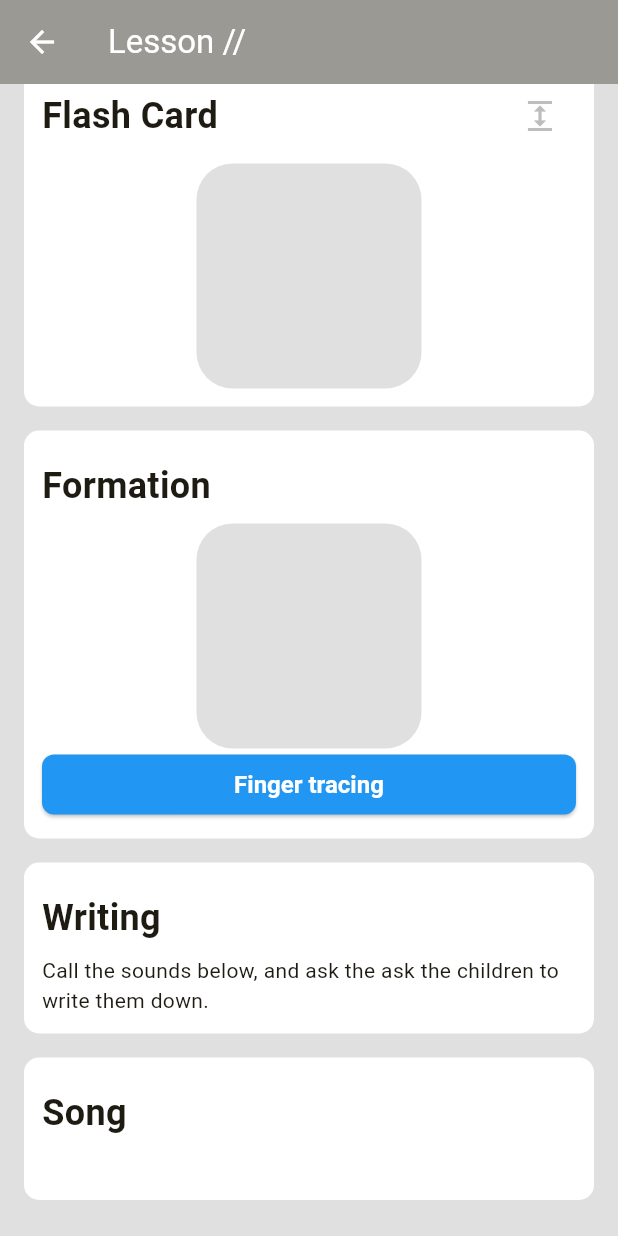
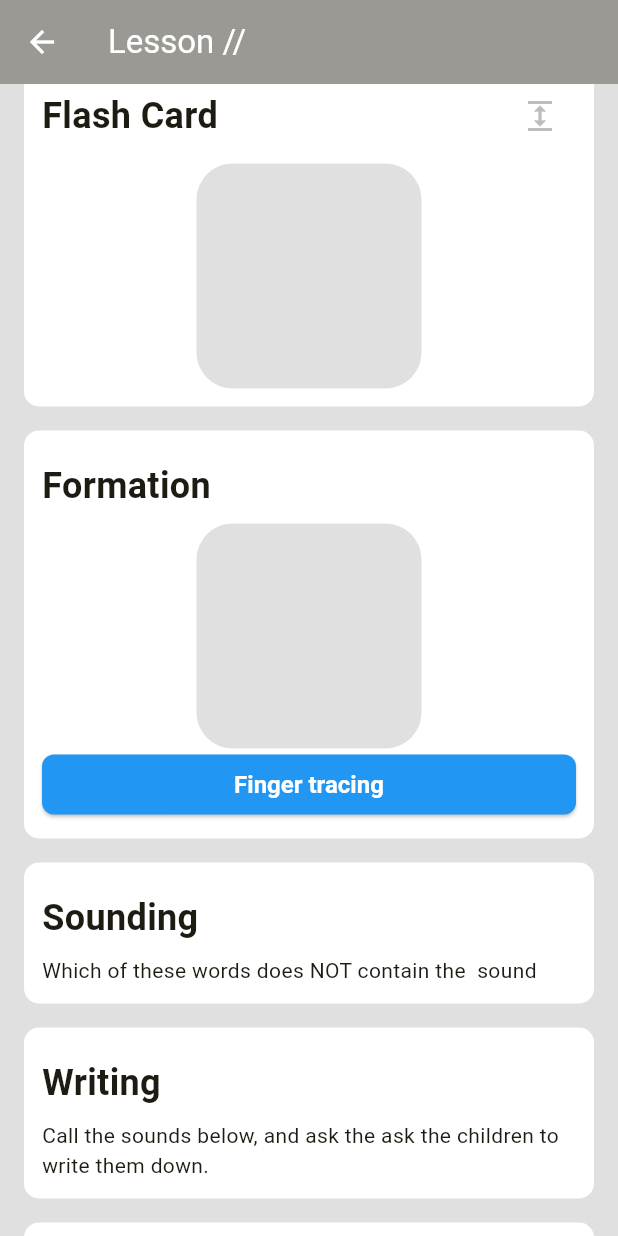
Before and after one commit to JoyObidife/za_phonics, a Flutter app: the LessonItemPage screen opened directly with empty values, scrolled down 269 dp, on a phone screen of 412 x 824 dp. Run offline on Flutter 3.47's test engine with Material 3 defaults, Android fonts, the phone set to English and light mode, and no system bars; our stand-ins replace flutter_animate; missing offline and left inert: scribble.

Commit message:
3rd dec continuation

```diff
--- a/lib/data/dummy.dart
+++ b/lib/data/dummy.dart
@@ -6,6 +6,9 @@ import 'package:za_phonics/models/sounding_item.dart';
 import 'package:za_phonics/models/writing_item.dart';
 
 final _dummySoundingItems = [
+  SoundingItem(image: "assets/images/snail.png", audio: "assets/audio/snail.mp3", name: "Snail"),
+  SoundingItem(image: "assets/images/drum.png", audio: "assets/audio/drum.mp3", name: "Drum"),
+  SoundingItem(image: "assets/images/spider.png", audio: "assets/audio/spider.mp3", name: "Spider"),
   SoundingItem(image: "assets/images/sounds/apple.png", audio: "assets/audio/sounds/apple.mp3", name: "Apple"),
   SoundingItem(image: "assets/images/sounds/ball.png", audio: "assets/audio/sounds/ball.mp3", name: "Ball"),
   SoundingItem(image: "assets/images/sounds/cat.png", audio: "assets/audio/sounds/cat.mp3", name: "Cat"),
--- a/lib/pages/lesson_item_page.dart
+++ b/lib/pages/lesson_item_page.dart
@@ -33,10 +33,10 @@ class _LessonItemPageState extends State<LessonItemPage> {
         padding: EdgeInsets.all(16),
         children: [
           // Story section
-          _buildCardView(title: "Story", child: Text(phonicsCharacter.story)),
+          PhonicsItemPageCard(title: "Story", child: Text(phonicsCharacter.story)),
 
           // Action section
-          _buildCardView(
+          PhonicsItemPageCard(
             title: "Action",
             child: Column(
               crossAxisAlignment: CrossAxisAlignment.start,
@@ -48,7 +48,7 @@ class _LessonItemPageState extends State<LessonItemPage> {
           ),
           //
           // Flash card
-          _buildCardView(
+          PhonicsItemPageCard(
             title: "Flash Card",
             actions: IconButton(
               onPressed: () {
@@ -87,7 +87,7 @@ class _LessonItemPageState extends State<LessonItemPage> {
           ),
           //
           // Finger tracing
-          _buildCardView(
+          PhonicsItemPageCard(
             title: "Formation",
             bottomItem: ElevatedButton(
               style: ElevatedButton.styleFrom(
@@ -105,6 +105,7 @@ class _LessonItemPageState extends State<LessonItemPage> {
               },
               child: Text("Finger tracing"),
             ),
+
             child: Center(
               child: Container(
                 decoration: BoxDecoration(
@@ -129,8 +130,29 @@ class _LessonItemPageState extends State<LessonItemPage> {
             ),
           ),
           //
+          // Sounding
+          PhonicsItemPageCard(
+            title: "Sounding",
+            child: Column(
+              children: [
+                Text(
+                  "Which of these words does NOT contain the $phonicChar sound",
+                ),
+                Column(
+                  children: List.generate(
+                   phonicsCharacter.soundingItems.length,
+                   (index){
+                      var soundingItem = phonicsCharacter.soundingItems[index];
+                      return Container(child: Image.asset(soundingItem.image));
+                    },
+                  ),
+                ),
+              ],
+            ),
+          ),
+          //
           // Writing
-          _buildCardView(
+         PhonicsItemPageCard(
             title: "Writing",
             child: Column(
               crossAxisAlignment: CrossAxisAlignment.start,
@@ -160,7 +182,7 @@ class _LessonItemPageState extends State<LessonItemPage> {
           ),
           //
           // Song
-          _buildCardView(
+          PhonicsItemPageCard(
             title: "Song",
             child: Column(children: [Text(phonicsCharacter.songText)]),
           ),
@@ -169,7 +191,7 @@ class _LessonItemPageState extends State<LessonItemPage> {
     );
   }
 
-  Widget _buildCardView({
+  Widget PhonicsItemPageCard({
     required String title,
     required Widget child,
     Widget? actions,
--- a/pubspec.yaml
+++ b/pubspec.yaml
@@ -37,6 +37,7 @@ dependencies:
   cupertino_icons: ^1.0.8
   flutter_animate: ^4.5.2
   scribble: ^0.10.0+1
+  just_audio: ^0.10.5
 
 
 dev_dependencies:
```
Also changed, not shown: lib/pages/signup_page.dart (+10 -4 lines), assets/images/drum.png (added), assets/images/snail.png (added), assets/images/spider.png (added), pubspec.lock.
